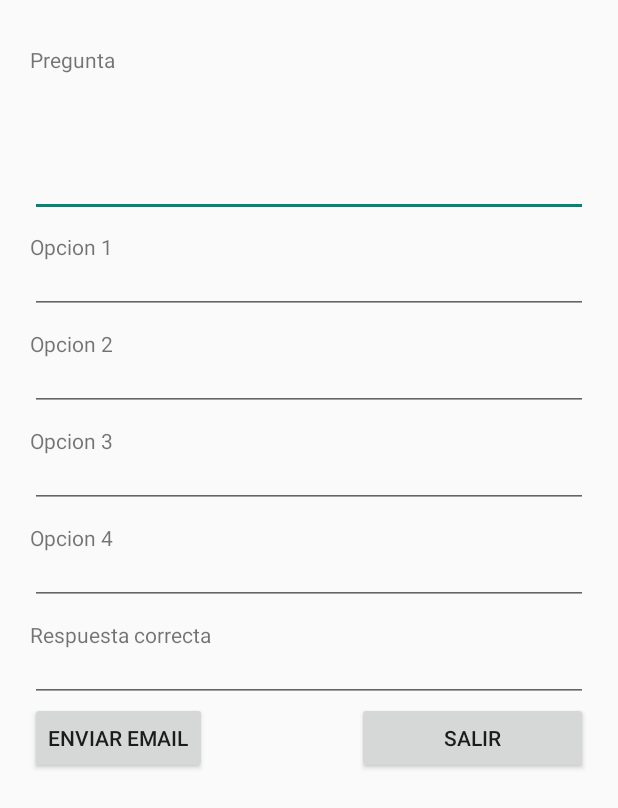
After one commit to charlitoweb/Quiz, an Android app: the SendMailActivity screen opened directly, with no data from a screen before it, on a phone screen of 412 x 824 dp. The commit adds this screen. Shown: the top 808 px of the screen. Run offline under Robolectric (Android 15) with nearby library versions, the phone set to English and light mode, and no system bars.

Commit message:
Se Añade la funcionalidad de mandar mails al administrador. Para ello se añade un nuevo boton en el layout main que lanza la actividad "SendMailActivity" en esta hay un formulario que se rellena con los datos de la pregunta para posteriormente ser enviados. Esta actividad añade 2 clases:     -Gmail que se encarga de crear el mail.     -SendMailTask : Tarea asincrona que es disparada cuando se da al boton enviar del layout. Para todo esto se añade en la carpeta "libs" tres librerias necesarias para la funcionalidad del envio (activation.jar,additional.jar y mail.jar)

```diff
--- /dev/null
+++ b/app/src/main/java/com/example/charlito/quiz/ui/SendMailActivity.java
@@ -0,0 +1,72 @@
+package com.example.charlito.quiz.ui;
+
+import android.app.Activity;
+import android.os.Bundle;
+import android.util.Log;
+import android.view.View;
+import android.widget.Button;
+import android.widget.TextView;
+
+import com.example.charlito.quiz.R;
+import com.example.charlito.quiz.mail.SendMailTask;
+
+import java.util.Arrays;
+import java.util.List;
+
+public class SendMailActivity extends Activity {
+
+	private TextView preguntaText;
+    private TextView opcion1Text;
+    private TextView opcion2Text;
+    private TextView opcion3Text;
+    private TextView opcion4Text;
+    private TextView opcionVerdaderaText;
+
+	public void onCreate(Bundle savedInstanceState) {
+		super.onCreate(savedInstanceState);
+		setContentView(R.layout.activity_send_mail);
+		final Button send = (Button) this.findViewById(R.id.button1);
+        final Button salir = (Button) this.findViewById(R.id.salirPreg);
+            salir.setOnClickListener(new View.OnClickListener() {
+                public void onClick(View v) {
+                    finish();
+                }
+            });
+            send.setOnClickListener(new View.OnClickListener() {
+
+			public void onClick(View v) {
+
+                Log.i("SendMailActivity", "Send Button Clicked.");
+
+                String fromEmail = "preguntasfreak@gmail.com";
+                String fromPassword = "8AIJ39HD9";
+                List<String> toEmailList = Arrays.asList("preguntasfreak@gmail.com");
+                preguntaText = (TextView) findViewById(R.id.preguntaText);
+                opcion1Text = (TextView) findViewById(R.id.opcion1Text);
+                opcion2Text = (TextView) findViewById(R.id.opcion2Text);
+                opcion3Text = (TextView) findViewById(R.id.opcion3Text);
+                opcion4Text = (TextView) findViewById(R.id.opcion4Text);
+                opcionVerdaderaText = (TextView) findViewById(R.id.opcionVerdaderaText);
+
+                String emailBody = "Pregunta: "+preguntaText.getText().toString();
+                emailBody = emailBody + "<br>Opcion 1: " +opcion1Text.getText().toString();
+                emailBody = emailBody + "<br>Opcion 2: " +opcion2Text.getText().toString();
+                emailBody = emailBody + "<br>Opcion 3: " +opcion3Text.getText().toString();
+                emailBody = emailBody + "<br>Opcion 4: " +opcion4Text.getText().toString();
+                emailBody = emailBody + "<br>Opcion Correcta: " +opcionVerdaderaText.getText().toString();
+                new SendMailTask(SendMailActivity.this).execute(fromEmail,
+                        fromPassword, toEmailList, "nueva pregunta de Preguntas Freak", emailBody);
+                borraDatos();
+			}
+		});
+	}
+
+    private void borraDatos() {
+        preguntaText.setText("");
+        opcion1Text.setText("");
+        opcion2Text.setText("");
+        opcion3Text.setText("");
+        opcion4Text.setText("");
+        opcionVerdaderaText.setText("");
+    }
+}
--- /dev/null
+++ b/app/src/main/res/layout/activity_send_mail.xml
@@ -0,0 +1,111 @@
+<LinearLayout xmlns:android="http://schemas.android.com/apk/res/android"
+    android:layout_width="fill_parent"
+    android:layout_height="fill_parent"
+    android:orientation="vertical"
+    android:paddingLeft="20dp"
+    android:paddingRight="20dp"
+    android:paddingTop="30dp" >
+
+    <TextView
+        android:id="@+id/preguntaMail"
+        android:layout_width="wrap_content"
+        android:layout_height="wrap_content"
+        android:text="Pregunta" />
+
+    <EditText
+        android:id="@+id/preguntaText"
+        android:layout_width="match_parent"
+        android:layout_height="wrap_content"
+        android:inputType="textMultiLine"
+        android:padding="35dp">
+        <requestFocus />
+    </EditText>
+
+    <TextView
+        android:id="@+id/opcion1Title"
+        android:layout_width="wrap_content"
+        android:layout_height="wrap_content"
+        android:paddingTop="10dp"
+        android:text="Opcion 1"
+
+    />
+
+    <EditText
+        android:id="@+id/opcion1Text"
+        android:layout_width="match_parent"
+        android:layout_height="wrap_content"
+        android:padding="5dp"/>
+
+    <TextView
+        android:id="@+id/opcion2Title"
+        android:layout_width="wrap_content"
+        android:layout_height="wrap_content"
+        android:paddingTop="10dp"
+        android:text="Opcion 2"
+
+    />
+
+    <EditText
+        android:id="@+id/opcion2Text"
+        android:layout_width="match_parent"
+        android:layout_height="wrap_content"
+        android:padding="5dp"/>
+
+    <TextView
+        android:id="@+id/opcion3Title"
+        android:layout_width="wrap_content"
+        android:layout_height="wrap_content"
+        android:paddingTop="10dp"
+        android:text="Opcion 3"
+    />
+
+    <EditText
+        android:id="@+id/opcion3Text"
+        android:layout_width="match_parent"
+        android:layout_height="wrap_content"
+        android:padding="5dp"/>
+    <TextView
+        android:id="@+id/opcion4Title"
+        android:layout_width="wrap_content"
+        android:layout_height="wrap_content"
+        android:paddingTop="10dp"
+        android:text="Opcion 4"
+    />
+
+    <EditText
+        android:id="@+id/opcion4Text"
+        android:layout_width="match_parent"
+        android:layout_height="wrap_content"
+        android:padding="5dp"/>
+
+    <TextView
+        android:id="@+id/opcionVerdadera"
+        android:layout_width="wrap_content"
+        android:layout_height="wrap_content"
+        android:paddingTop="10dp"
+        android:text="Respuesta correcta"
+        />
+
+    <EditText
+        android:id="@+id/opcionVerdaderaText"
+        android:layout_width="match_parent"
+        android:layout_height="wrap_content"
+        android:padding="5dp"/>
+    <LinearLayout
+        android:layout_width="fill_parent"
+        android:layout_height="wrap_content"
+        android:orientation="horizontal">
+        <Button
+            android:id="@+id/button1"
+            android:layout_width="wrap_content"
+            android:layout_height="wrap_content"
+            android:text="Enviar Email"/>
+
+        <Button
+            android:id="@+id/salirPreg"
+            android:layout_width="fill_parent"
+            android:layout_height="wrap_content"
+            android:text="Salir"
+            android:layout_marginLeft="100dp"/>
+    </LinearLayout>
+</LinearLayout>
--- a/app/src/main/res/values/strings.xml
+++ b/app/src/main/res/values/strings.xml
@@ -5,6 +5,7 @@
     <string name="hello_world">Hello world!</string>
     <string name="action_settings">Settings</string>
     <string name="title_activity_preguntas">Preguntas</string>
+    <string name="title_activity_send_mail">Envia tu pregunta</string>
     <string name="pregunta">pregunta</string>
     <string name="opcion1">opcion1</string>
     <string name="opcion2">opcion2</string>
```
Also changed, not shown: app/src/main/AndroidManifest.xml (+11 -0 lines), app/src/main/java/com/example/charlito/quiz/mail/GMail.java (added, +85 -0 lines), app/src/main/java/com/example/charlito/quiz/mail/SendMailTask.java (added, +60 -0 lines), app/src/main/java/com/example/charlito/quiz/ui/Main.java (+8 -0 lines), app/src/main/res/layout/activity_main.xml (+9 -1 lines), app/libs/activation.jar (added), app/libs/additionnal.jar (added), app/libs/mail.jar (added).
